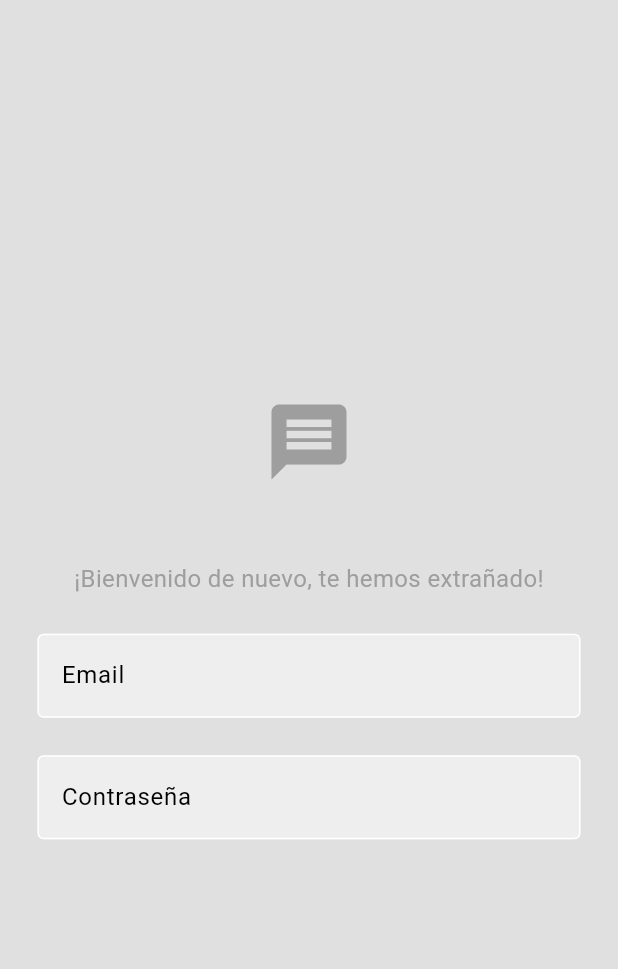
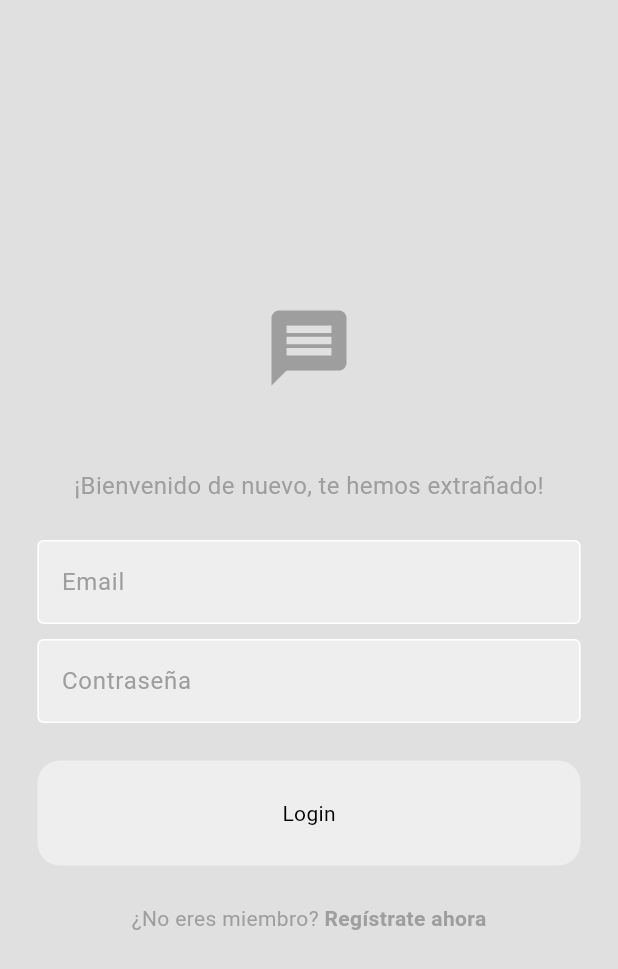
Before and after one commit to Destrabe/Login-En-Flutter, a Flutter app: the screen it shows after launch, on a phone screen of 412 x 824 dp. Shown: the top 969 px of the screen. Run offline on Flutter 3.47's test engine with Material 3 defaults, Android fonts, the phone set to English and light mode, and no system bars; our stand-ins replace google_nav_bar.

Commit message:
login terminado

```diff
--- /dev/null
+++ b/lib/componentes/button.dart
@@ -0,0 +1,31 @@
+import 'package:flutter/material.dart';
+
+class MyButton extends StatelessWidget { //no tiene un estado que puede cambiar en tiempo de ejecucion
+  final void Function()? onTap;
+
+  final String text;
+
+  const MyButton({
+    super.key,
+    required this.text,
+    required this.onTap,
+    });
+
+  @override
+  Widget build(BuildContext context) { //construye la interfaz del widget
+    return GestureDetector(
+      onTap: onTap,
+      child: Container(
+        decoration: BoxDecoration(
+          color: Theme.of(context).colorScheme.secondary,
+          borderRadius: BorderRadius.circular(15),
+        ),
+        padding: const EdgeInsets.all(25),//Agrega un espacio interno
+        margin: const EdgeInsets.symmetric(horizontal: 25), //margen del boton
+        child: Center(
+         child: Center(child: Text(text)),
+        ),
+      ),
+    );
+  }
+}
--- a/lib/componentes/textField.dart
+++ b/lib/componentes/textField.dart
@@ -2,23 +2,36 @@ import 'package:flutter/material.dart';
 
 class CustomTextField extends StatelessWidget {
   final String hintText;
-  const CustomTextField({super.key, required this.hintText});
+  final bool obscureText;
+  final TextEditingController controller;
+
+  const CustomTextField({
+    super.key,
+    required this.hintText,
+    required this.obscureText,
+    required this.controller
+  });
 
   @override
   Widget build(BuildContext context) {
     return Padding(
       padding: const EdgeInsets.symmetric(horizontal: 25.0),
       child: TextField(
+        obscureText: obscureText,
+        controller: controller,
         decoration: InputDecoration(
           enabledBorder: OutlineInputBorder(
-            borderSide: BorderSide(color: Theme.of(context).colorScheme.tertiary),
+            borderSide:
+            BorderSide(color: Theme.of(context).colorScheme.tertiary),
           ),
           focusedBorder: OutlineInputBorder(
-            borderSide: BorderSide(color: Theme.of(context).colorScheme.primary),
+            borderSide:
+            BorderSide(color: Theme.of(context).colorScheme.primary),
           ),
           fillColor: Theme.of(context).colorScheme.secondary,
           filled: true,
           hintText: hintText,
+          hintStyle:TextStyle(color: Theme.of(context).colorScheme.primary),
         ),
       ),
     );
--- a/lib/login.dart
+++ b/lib/login.dart
@@ -1,49 +1,88 @@
+import 'package:app/componentes/button.dart';
 import 'package:app/componentes/textField.dart';
 import 'package:flutter/material.dart';
 
-class LoginPage extends StatelessWidget{
-  const LoginPage ({super.key});
+class LoginPage extends StatelessWidget {
+  LoginPage({super.key});
+
+  // Controladores para correo y contraseña
+  final TextEditingController _correoController = TextEditingController();
+  final TextEditingController _contraseniaController = TextEditingController();
+
+  // Método de login
+  void login() {}
 
   @override
-  Widget build (BuildContext context) {
+  Widget build(BuildContext context) {
     return Scaffold(
       backgroundColor: Theme.of(context).colorScheme.background,
       body: Center(
         child: Column(
           mainAxisAlignment: MainAxisAlignment.center,
           children: [
-           //logo
-          Icon(Icons.message,
+            // Logo
+            Icon(
+              Icons.message,
               size: 60,
               color: Theme.of(context).colorScheme.primary,
             ),
 
             const SizedBox(height: 50),
 
-          //mensaje de bienvenida
+            // Mensaje de bienvenida
             Text(
               "¡Bienvenido de nuevo, te hemos extrañado!",
               style: TextStyle(
-              color:Theme.of(context).colorScheme.primary,
+                color: Theme.of(context).colorScheme.primary,
                 fontSize: 16,
               ),
             ),
 
             const SizedBox(height: 25),
 
-          //campo de texto de correo
+            // Campo de texto de correo
             CustomTextField(
               hintText: "Email",
+              obscureText: false,
+              controller: _correoController,
+            ),
+
+            const SizedBox(height: 10),
+
+            // Campo de texto de la contraseña
+            CustomTextField(
+              hintText: "Contraseña",
+              obscureText: true,
+              controller: _contraseniaController,
             ),
 
             const SizedBox(height: 25),
 
-          //campo de texto de la contraseña
-          CustomTextField(
-            hintText: "Contraseña",
+            // Botón de login
+            MyButton(
+              text: "Login",
+              onTap: login,
             ),
-          //boton de login
-          //registrate ahora
+
+            const SizedBox(height: 25),
+
+            // "Regístrate ahora" con estilo
+            Row(
+              mainAxisAlignment: MainAxisAlignment.center,
+              children: [
+                Text(
+                  "¿No eres miembro? ",
+                  style: TextStyle(color: Theme.of(context).colorScheme.primary),
+                ),
+                Text(
+                  "Regístrate ahora",
+                  style: TextStyle(
+                    fontWeight: FontWeight.bold,
+                    color: Theme.of(context).colorScheme.primary,
+                  ),
+                ),
+              ],
+            ),
           ],
         ),
       ),
```
Lines whose indentation alone changed are shown as unchanged.
